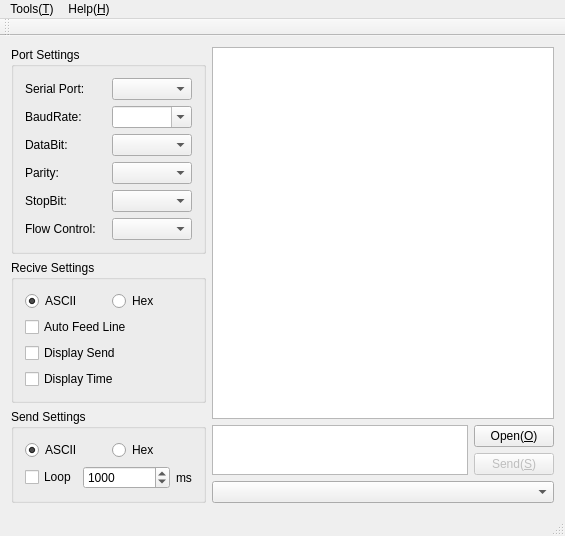
Qt form MainWindow.ui (KangLin/SerialPortAssistant) before a commit.
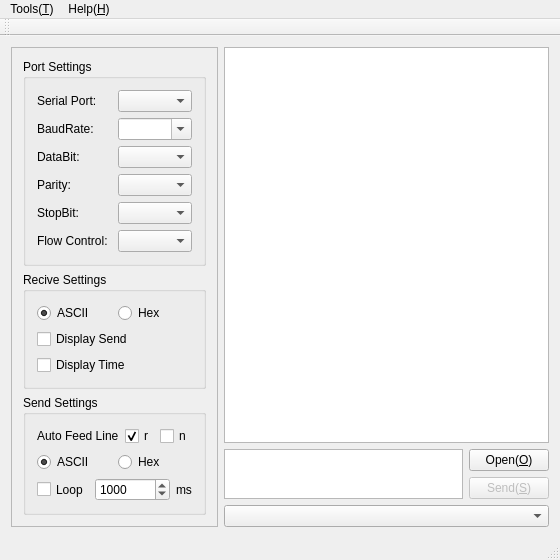
The same form after that commit. Icons and pictures are not drawn.

Diff of the .ui file:
```diff
--- a/MainWindow.ui
+++ b/MainWindow.ui
@@ -6,8 +6,8 @@
    <rect>
     <x>0</x>
     <y>0</y>
-    <width>565</width>
-    <height>533</height>
+    <width>560</width>
+    <height>551</height>
    </rect>
   </property>
   <property name="sizePolicy">
@@ -24,13 +24,20 @@
     <normaloff>:/image/AppIcon</normaloff>:/image/AppIcon</iconset>
   </property>
   <widget class="QWidget" name="centralWidget">
+   <layout class="QGridLayout" name="gridLayout_5">
+    <item row="0" column="0">
+     <widget class="QFrame" name="frame">
+      <property name="frameShape">
+       <enum>QFrame::StyledPanel</enum>
+      </property>
+      <property name="frameShadow">
+       <enum>QFrame::Raised</enum>
+      </property>
    <layout class="QGridLayout" name="gridLayout_4">
     <item row="0" column="0">
-     <layout class="QVBoxLayout" name="verticalLayout">
-      <item>
        <widget class="QGroupBox" name="groupBox">
         <property name="sizePolicy">
-         <sizepolicy hsizetype="Preferred" vsizetype="Expanding">
+          <sizepolicy hsizetype="Preferred" vsizetype="Preferred">
           <horstretch>0</horstretch>
           <verstretch>0</verstretch>
          </sizepolicy>
@@ -49,7 +56,14 @@
             </widget>
            </item>
            <item>
-            <widget class="QComboBox" name="cmbPort"/>
+             <widget class="QComboBox" name="cmbPort">
+              <property name="sizePolicy">
+               <sizepolicy hsizetype="Preferred" vsizetype="Preferred">
+                <horstretch>0</horstretch>
+                <verstretch>0</verstretch>
+               </sizepolicy>
+              </property>
+             </widget>
            </item>
           </layout>
          </item>
@@ -64,6 +78,12 @@
            </item>
            <item>
             <widget class="QComboBox" name="cmbBoudRate">
+              <property name="sizePolicy">
+               <sizepolicy hsizetype="Preferred" vsizetype="Preferred">
+                <horstretch>0</horstretch>
+                <verstretch>0</verstretch>
+               </sizepolicy>
+              </property>
              <property name="editable">
               <bool>true</bool>
              </property>
@@ -81,7 +101,14 @@
             </widget>
            </item>
            <item>
-            <widget class="QComboBox" name="cmbDataBit"/>
+             <widget class="QComboBox" name="cmbDataBit">
+              <property name="sizePolicy">
+               <sizepolicy hsizetype="Preferred" vsizetype="Preferred">
+                <horstretch>0</horstretch>
+                <verstretch>0</verstretch>
+               </sizepolicy>
+              </property>
+             </widget>
            </item>
           </layout>
          </item>
@@ -97,7 +124,7 @@
            <item>
             <widget class="QComboBox" name="cmbParity">
              <property name="sizePolicy">
-              <sizepolicy hsizetype="Preferred" vsizetype="Fixed">
+               <sizepolicy hsizetype="Preferred" vsizetype="Preferred">
                <horstretch>0</horstretch>
                <verstretch>0</verstretch>
               </sizepolicy>
@@ -118,7 +145,7 @@
            <item>
             <widget class="QComboBox" name="cmbStopBit">
              <property name="sizePolicy">
-              <sizepolicy hsizetype="Preferred" vsizetype="Fixed">
+               <sizepolicy hsizetype="Preferred" vsizetype="Preferred">
                <horstretch>0</horstretch>
                <verstretch>0</verstretch>
               </sizepolicy>
@@ -139,7 +166,7 @@
            <item>
             <widget class="QComboBox" name="cmbFlowControl">
              <property name="sizePolicy">
-              <sizepolicy hsizetype="Preferred" vsizetype="Fixed">
+               <sizepolicy hsizetype="Preferred" vsizetype="Preferred">
                <horstretch>0</horstretch>
                <verstretch>0</verstretch>
               </sizepolicy>
@@ -151,8 +178,14 @@
         </layout>
        </widget>
       </item>
-      <item>
+       <item row="1" column="0">
        <widget class="QGroupBox" name="groupBox_2">
+         <property name="sizePolicy">
+          <sizepolicy hsizetype="Preferred" vsizetype="Preferred">
+           <horstretch>0</horstretch>
+           <verstretch>0</verstretch>
+          </sizepolicy>
+         </property>
         <property name="title">
          <string>Recive Settings</string>
         </property>
@@ -161,6 +194,12 @@
           <layout class="QHBoxLayout" name="horizontalLayout_7">
            <item>
             <widget class="QRadioButton" name="rbReciveASCII">
+              <property name="sizePolicy">
+               <sizepolicy hsizetype="Minimum" vsizetype="Preferred">
+                <horstretch>0</horstretch>
+                <verstretch>0</verstretch>
+               </sizepolicy>
+              </property>
              <property name="text">
               <string>ASCII</string>
              </property>
@@ -171,6 +210,12 @@
            </item>
            <item>
             <widget class="QRadioButton" name="rbReciveHex">
+              <property name="sizePolicy">
+               <sizepolicy hsizetype="Minimum" vsizetype="Preferred">
+                <horstretch>0</horstretch>
+                <verstretch>0</verstretch>
+               </sizepolicy>
+              </property>
              <property name="text">
               <string>Hex</string>
              </property>
@@ -179,21 +224,26 @@
           </layout>
          </item>
          <item row="1" column="0">
-          <widget class="QCheckBox" name="cbAutoFeedLine">
-           <property name="text">
-            <string>Auto Feed Line</string>
-           </property>
-          </widget>
-         </item>
-         <item row="2" column="0">
           <widget class="QCheckBox" name="cbDisplaySend">
+            <property name="sizePolicy">
+             <sizepolicy hsizetype="Minimum" vsizetype="Preferred">
+              <horstretch>0</horstretch>
+              <verstretch>0</verstretch>
+             </sizepolicy>
+            </property>
            <property name="text">
             <string>Display Send</string>
            </property>
           </widget>
          </item>
-         <item row="3" column="0">
+          <item row="2" column="0">
           <widget class="QCheckBox" name="cbDisplayTime">
+            <property name="sizePolicy">
+             <sizepolicy hsizetype="Minimum" vsizetype="Preferred">
+              <horstretch>0</horstretch>
+              <verstretch>0</verstretch>
+             </sizepolicy>
+            </property>
            <property name="text">
             <string>Display Time</string>
            </property>
@@ -202,16 +252,71 @@
         </layout>
        </widget>
       </item>
-      <item>
+       <item row="2" column="0">
        <widget class="QGroupBox" name="groupBox_3">
         <property name="title">
          <string>Send Settings</string>
         </property>
         <layout class="QGridLayout" name="gridLayout_3">
          <item row="0" column="0">
+           <layout class="QHBoxLayout" name="horizontalLayout_11">
+            <item>
+             <widget class="QLabel" name="label_8">
+              <property name="sizePolicy">
+               <sizepolicy hsizetype="Preferred" vsizetype="Preferred">
+                <horstretch>0</horstretch>
+                <verstretch>0</verstretch>
+               </sizepolicy>
+              </property>
+              <property name="text">
+               <string>Auto Feed Line</string>
+              </property>
+             </widget>
+            </item>
+            <item>
+             <widget class="QCheckBox" name="cbr">
+              <property name="sizePolicy">
+               <sizepolicy hsizetype="Preferred" vsizetype="Preferred">
+                <horstretch>0</horstretch>
+                <verstretch>0</verstretch>
+               </sizepolicy>
+              </property>
+              <property name="text">
+               <string>r</string>
+              </property>
+              <property name="checked">
+               <bool>true</bool>
+              </property>
+             </widget>
+            </item>
+            <item>
+             <widget class="QCheckBox" name="cbn">
+              <property name="sizePolicy">
+               <sizepolicy hsizetype="Preferred" vsizetype="Preferred">
+                <horstretch>0</horstretch>
+                <verstretch>0</verstretch>
+               </sizepolicy>
+              </property>
+              <property name="text">
+               <string>n</string>
+              </property>
+              <property name="checked">
+               <bool>false</bool>
+              </property>
+             </widget>
+            </item>
+           </layout>
+          </item>
+          <item row="1" column="0">
           <layout class="QHBoxLayout" name="horizontalLayout_8">
            <item>
             <widget class="QRadioButton" name="rbSendASCII">
+              <property name="sizePolicy">
+               <sizepolicy hsizetype="Preferred" vsizetype="Preferred">
+                <horstretch>0</horstretch>
+                <verstretch>0</verstretch>
+               </sizepolicy>
+              </property>
              <property name="text">
               <string>ASCII</string>
              </property>
@@ -222,6 +327,12 @@
            </item>
            <item>
             <widget class="QRadioButton" name="rbSendHex">
+              <property name="sizePolicy">
+               <sizepolicy hsizetype="Preferred" vsizetype="Preferred">
+                <horstretch>0</horstretch>
+                <verstretch>0</verstretch>
+               </sizepolicy>
+              </property>
              <property name="text">
               <string>Hex</string>
              </property>
@@ -229,10 +340,16 @@
            </item>
           </layout>
          </item>
-         <item row="1" column="0">
+          <item row="2" column="0">
           <layout class="QHBoxLayout" name="horizontalLayout_9">
            <item>
             <widget class="QCheckBox" name="cbSendLoop">
+              <property name="sizePolicy">
+               <sizepolicy hsizetype="Preferred" vsizetype="Preferred">
+                <horstretch>0</horstretch>
+                <verstretch>0</verstretch>
+               </sizepolicy>
+              </property>
              <property name="text">
               <string>Loop</string>
              </property>
@@ -241,7 +358,7 @@
            <item>
             <widget class="QSpinBox" name="sbLoopTime">
              <property name="sizePolicy">
-              <sizepolicy hsizetype="Expanding" vsizetype="Fixed">
+               <sizepolicy hsizetype="Expanding" vsizetype="Preferred">
                <horstretch>0</horstretch>
                <verstretch>0</verstretch>
               </sizepolicy>
@@ -267,6 +384,7 @@
        </widget>
       </item>
      </layout>
+     </widget>
     </item>
     <item row="0" column="1">
      <layout class="QVBoxLayout" name="verticalLayout_3">
@@ -346,7 +464,7 @@
     <rect>
      <x>0</x>
      <y>0</y>
-     <width>565</width>
+     <width>560</width>
      <height>22</height>
     </rect>
    </property>
```
Left out of the diff: 26 changed lines with no effect on the pictures. Lines whose indentation alone changed are shown as unchanged.
